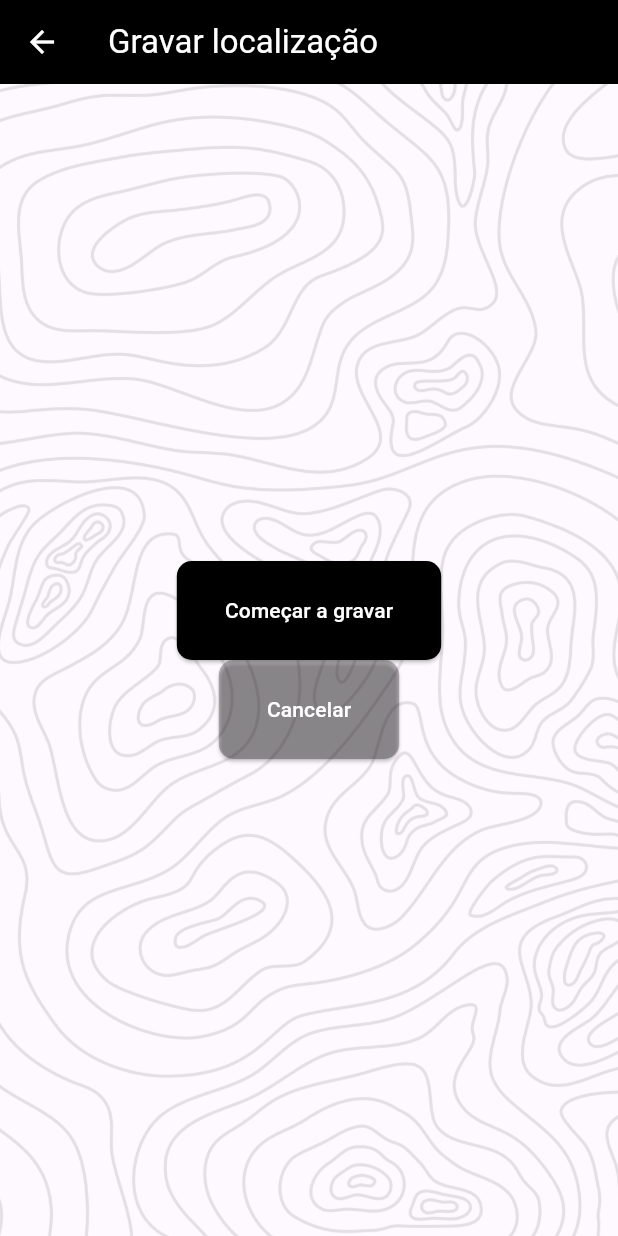
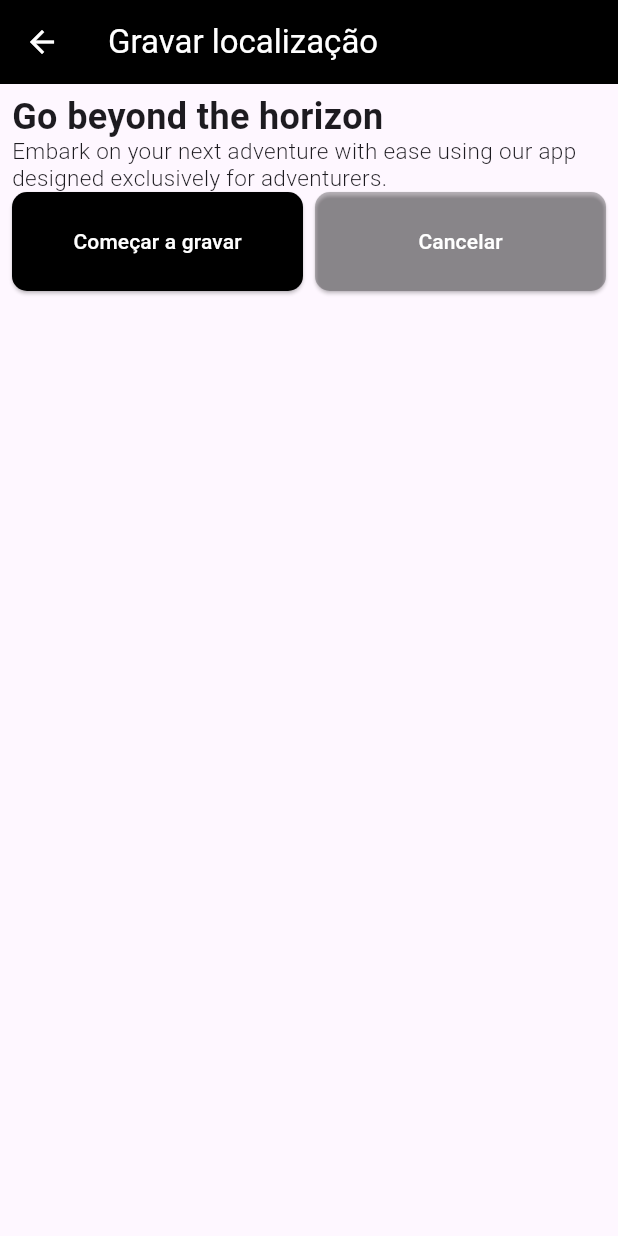
Before and after one commit to Ranpu123/ProjetoTrailTrek, a Flutter app: the SaveLocationPage screen opened directly, on a phone screen of 412 x 824 dp. Run offline on Flutter 3.47's test engine with Material 3 defaults, Android fonts, the phone set to English and light mode, and no system bars; our stand-ins replace carousel_slider, firebase_auth, firebase_core, firebase_database, firebase_storage, flutter_map and 5 more; missing offline and left inert: dart:html; accounts and stored records are empty; network calls fail.

Commit message:
Parcial Change

```diff
--- a/lib/pages/main_page.dart
+++ b/lib/pages/main_page.dart
@@ -7,7 +7,7 @@ import 'package:projeto_dev_disp_mob/pages/trailslist_page.dart';
 import 'package:projeto_dev_disp_mob/services/Auth/auth_service.dart';
 import 'package:provider/provider.dart';
 
-import 'save_location.dart';
+import 'package:projeto_dev_disp_mob/pages/save_location_page.dart';
 
 class MainPage extends StatefulWidget {
   const MainPage({super.key});
--- a/lib/pages/save_location_page.dart
+++ b/lib/pages/save_location_page.dart
@@ -1,6 +1,8 @@
 import 'dart:math';
 
+import 'package:google_fonts/google_fonts.dart';
 import 'package:flutter/material.dart';
+import 'package:flutter/widgets.dart';
 import 'package:location/location.dart';
 import 'package:projeto_dev_disp_mob/pages/record_trail_page.dart';
 
@@ -123,18 +125,10 @@ class _SaveLocationPageState extends State<SaveLocationPage> {
         backgroundColor: Colors.black,
         foregroundColor: Colors.white,
       ),
-      body: Container(
-        decoration: BoxDecoration(
-          image: DecorationImage(
-            image: const AssetImage("assets/images/background.png"),
-            colorFilter: ColorFilter.mode(
-                Colors.white.withOpacity(0.1), BlendMode.dstATop),
-            fit: BoxFit.cover,
-          ),
-        ),
-        child: Center(
+      body: Padding(
+        padding: const EdgeInsets.all(8.0),
         child: Column(
-            mainAxisAlignment: MainAxisAlignment.center,
+          mainAxisAlignment: MainAxisAlignment.spaceBetween,
           children: [
             if (isRecording)
               Row(
@@ -152,34 +146,73 @@ class _SaveLocationPageState extends State<SaveLocationPage> {
                   ),
                 ],
               ),
-              ElevatedButton(
+            Column(
+              mainAxisAlignment: MainAxisAlignment.spaceBetween,
+              children: [
+                Column(
+                  crossAxisAlignment: CrossAxisAlignment.start,
+                  children: [
+                    Text(
+                      'Go beyond the horizon',
+                      textAlign: TextAlign.start,
+                      style: GoogleFonts.roboto(
+                        fontWeight: FontWeight.bold,
+                        fontSize: 24.0,
+                        height: 0.0,
+                      ),
+                    ),
+                    Text(
+                      'Embark on your next adventure with ease '
+                      'using our app designed exclusively for adventurers.',
+                      textAlign: TextAlign.start,
+                      style: GoogleFonts.roboto(
+                        fontWeight: FontWeight.w300,
+                        fontSize: 15.0,
+                        height: 0.0,
+                      ),
+                    ),
+                  ],
+                ),
+                Row(
+                  children: [
+                    Expanded(
+                      child: ElevatedButton(
                         onPressed: isRecording ? stopRecording : startRecording,
                         child: Text(isRecording ? 'Parar' : 'Começar a gravar'),
                         style: ElevatedButton.styleFrom(
                           backgroundColor: Colors.black,
                           foregroundColor: Colors.white,
-                  padding:
-                      const EdgeInsets.symmetric(vertical: 23, horizontal: 32),
+                          padding: const EdgeInsets.symmetric(
+                              vertical: 23, horizontal: 32),
                           shape: const RoundedRectangleBorder(
                             borderRadius: BorderRadius.all(Radius.circular(10)),
                           ),
                         ),
                       ),
-              ElevatedButton(
+                    ),
+                    const SizedBox(
+                      width: 8.0,
+                    ),
+                    Expanded(
+                      child: ElevatedButton(
                         onPressed: cancelRecording,
                         child: Text('Cancelar'),
                         style: ElevatedButton.styleFrom(
                           backgroundColor: Colors.black26,
                           foregroundColor: Colors.white,
-                  padding:
-                      const EdgeInsets.symmetric(vertical: 23, horizontal: 32),
+                          padding: const EdgeInsets.symmetric(
+                              vertical: 23, horizontal: 32),
                           shape: const RoundedRectangleBorder(
                             borderRadius: BorderRadius.all(Radius.circular(10)),
                           ),
                         ),
                       ),
+                    ),
                   ],
                 ),
+              ],
+            ),
+          ],
         ),
       ),
     );
```
Also changed, not shown: lib/models/comments_model.dart (added, +46 -0 lines). Lines whose indentation alone changed are shown as unchanged.
